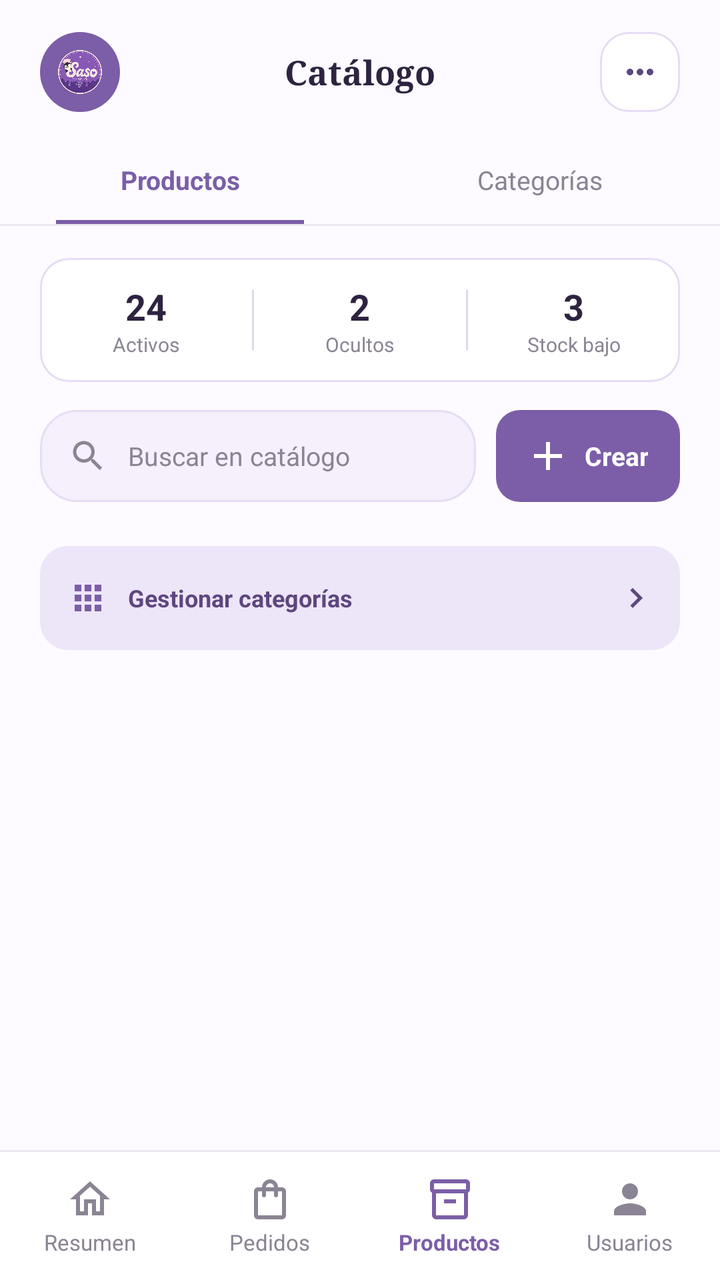
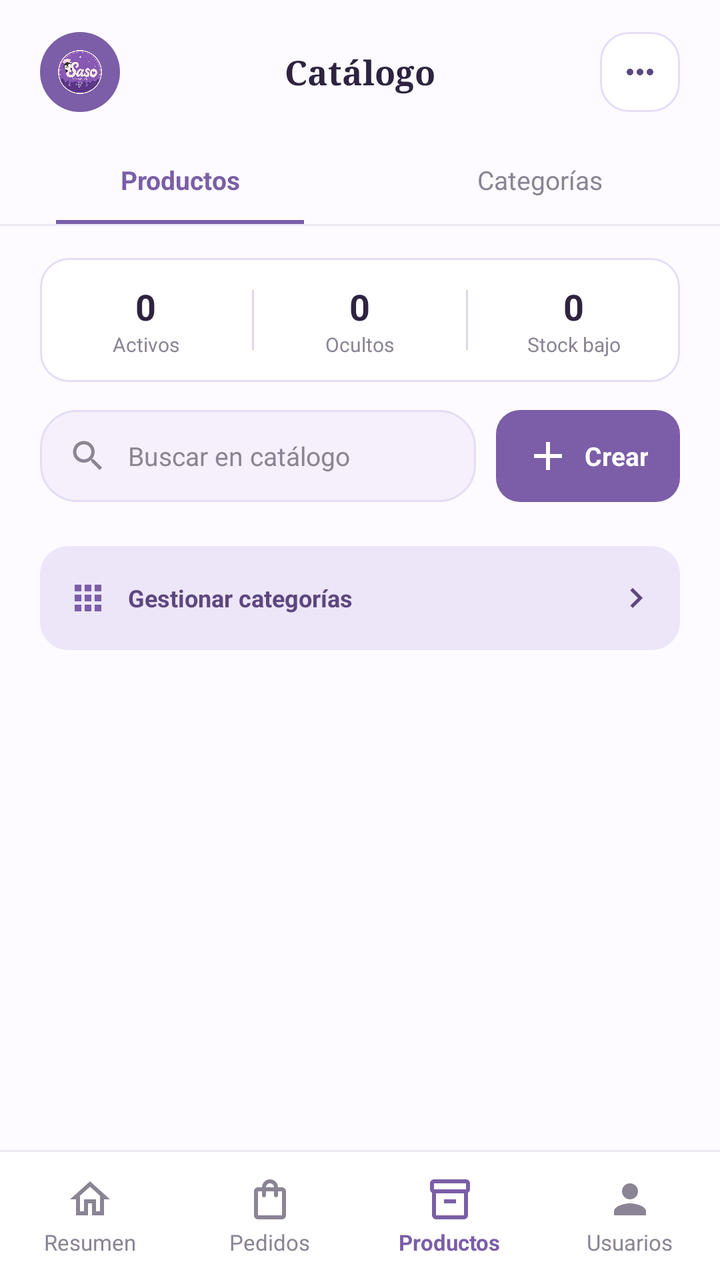

An Android layout rendered at two revisions. The XML below is the earlier revision; the diff shows what the commit changed to produce the second picture.
<!-- AndroidManifest.xml: application theme Theme.SasoBakeryApp -->
<!-- res/layout/activity_productos_categorias.xml -->
<?xml version="1.0" encoding="utf-8"?>
<androidx.constraintlayout.widget.ConstraintLayout
    xmlns:android="http://schemas.android.com/apk/res/android"
    xmlns:app="http://schemas.android.com/apk/res-auto"
    xmlns:tools="http://schemas.android.com/tools"
    android:id="@+id/main"
    android:layout_width="match_parent"
    android:layout_height="match_parent"
    android:background="#FDFBFF"
    tools:context=".ProductosCategoriasActivity">

    <ImageView
        android:id="@+id/ivLogo"
        android:layout_width="40dp"
        android:layout_height="40dp"
        android:layout_marginStart="20dp"
        android:layout_marginTop="16dp"
        android:background="@drawable/bg_users_logo"
        android:contentDescription="@null"
        android:padding="9dp"
        android:src="@drawable/ic_logo_mark"
        app:layout_constraintStart_toStartOf="parent"
        app:layout_constraintTop_toTopOf="parent" />

    <TextView
        android:id="@+id/tvTitle"
        android:layout_width="wrap_content"
        android:layout_height="wrap_content"
        android:fontFamily="serif"
        android:text="Catálogo"
        android:textColor="#2E2340"
        android:textSize="17sp"
        android:textStyle="bold"
        app:layout_constraintBottom_toBottomOf="@id/ivLogo"
        app:layout_constraintEnd_toEndOf="parent"
        app:layout_constraintStart_toStartOf="parent"
        app:layout_constraintTop_toTopOf="@id/ivLogo" />

    <FrameLayout
        android:id="@+id/btnMenu"
        android:layout_width="40dp"
        android:layout_height="40dp"
        android:layout_marginEnd="20dp"
        android:background="@drawable/bg_users_input"
        android:clickable="true"
        android:focusable="true"
        app:layout_constraintBottom_toBottomOf="@id/ivLogo"
        app:layout_constraintEnd_toEndOf="parent"
        app:layout_constraintTop_toTopOf="@id/ivLogo">

        <ImageView
            android:layout_width="20dp"
            android:layout_height="20dp"
            android:layout_gravity="center"
            android:contentDescription="@null"
            android:src="@drawable/ic_more"
            android:tint="#5D477F" />
    </FrameLayout>

    <LinearLayout
        android:id="@+id/tabs"
        android:layout_width="0dp"
        android:layout_height="44dp"
        android:layout_marginTop="12dp"
        android:orientation="horizontal"
        app:layout_constraintEnd_toEndOf="parent"
        app:layout_constraintStart_toStartOf="parent"
        app:layout_constraintTop_toBottomOf="@id/ivLogo">

        <FrameLayout
            android:id="@+id/tabProductos"
            android:layout_width="0dp"
            android:layout_height="match_parent"
            android:layout_weight="1"
            android:clickable="true"
            android:focusable="true">

            <TextView
                android:layout_width="match_parent"
                android:layout_height="match_parent"
                android:gravity="center"
                android:text="Productos"
                android:textColor="#7B5EA7"
                android:textSize="13sp"
                android:textStyle="bold" />

            <View
                android:layout_width="match_parent"
                android:layout_height="2dp"
                android:layout_gravity="bottom"
                android:layout_marginStart="28dp"
                android:layout_marginEnd="28dp"
                android:background="#7B5EA7" />
        </FrameLayout>

        <FrameLayout
            android:id="@+id/tabCategorias"
            android:layout_width="0dp"
            android:layout_height="match_parent"
            android:layout_weight="1"
            android:clickable="true"
            android:focusable="true">

            <TextView
                android:layout_width="match_parent"
                android:layout_height="match_parent"
                android:gravity="center"
                android:text="Categorías"
                android:textColor="#8A8494"
                android:textSize="13sp" />
        </FrameLayout>
    </LinearLayout>

    <View
        android:id="@+id/tabsDivider"
        android:layout_width="0dp"
        android:layout_height="1dp"
        android:background="#EEE8F4"
        app:layout_constraintEnd_toEndOf="parent"
        app:layout_constraintStart_toStartOf="parent"
        app:layout_constraintTop_toBottomOf="@id/tabs" />

    <ScrollView
        android:id="@+id/scrollCatalogo"
        android:layout_width="0dp"
        android:layout_height="0dp"
        android:overScrollMode="never"
        android:scrollbars="none"
        app:layout_constraintBottom_toTopOf="@id/bottomDivider"
        app:layout_constraintEnd_toEndOf="parent"
        app:layout_constraintStart_toStartOf="parent"
        app:layout_constraintTop_toBottomOf="@id/tabsDivider">

        <LinearLayout
            android:layout_width="match_parent"
            android:layout_height="wrap_content"
            android:orientation="vertical"
            android:paddingStart="20dp"
            android:paddingTop="16dp"
            android:paddingEnd="20dp"
            android:paddingBottom="20dp">

            <LinearLayout
                android:layout_width="match_parent"
                android:layout_height="wrap_content"
                android:background="@drawable/bg_users_input"
                android:gravity="center_vertical"
                android:orientation="horizontal"
                android:paddingTop="12dp"
                android:paddingBottom="12dp">

                <LinearLayout
                    android:layout_width="0dp"
                    android:layout_height="wrap_content"
                    android:layout_weight="1"
                    android:gravity="center"
                    android:orientation="vertical">

                    <TextView
                        android:layout_width="wrap_content"
                        android:layout_height="wrap_content"
                        android:text="24"
                        android:textColor="#2E2340"
                        android:textSize="18sp"
                        android:textStyle="bold" />

                    <TextView
                        android:layout_width="wrap_content"
                        android:layout_height="wrap_content"
                        android:text="Activos"
                        android:textColor="#8A8494"
                        android:textSize="10sp" />
                </LinearLayout>

                <View
                    android:layout_width="1dp"
                    android:layout_height="30dp"
                    android:background="#E0D6F0" />

                <LinearLayout
                    android:layout_width="0dp"
                    android:layout_height="wrap_content"
                    android:layout_weight="1"
                    android:gravity="center"
                    android:orientation="vertical">

                    <TextView
                        android:layout_width="wrap_content"
                        android:layout_height="wrap_content"
                        android:text="2"
                        android:textColor="#2E2340"
                        android:textSize="18sp"
                        android:textStyle="bold" />

                    <TextView
                        android:layout_width="wrap_content"
                        android:layout_height="wrap_content"
                        android:text="Ocultos"
                        android:textColor="#8A8494"
                        android:textSize="10sp" />
                </LinearLayout>

                <View
                    android:layout_width="1dp"
                    android:layout_height="30dp"
                    android:background="#E0D6F0" />

                <LinearLayout
                    android:layout_width="0dp"
                    android:layout_height="wrap_content"
                    android:layout_weight="1"
                    android:gravity="center"
                    android:orientation="vertical">

                    <TextView
                        android:layout_width="wrap_content"
                        android:layout_height="wrap_content"
                        android:text="3"
                        android:textColor="#2E2340"
                        android:textSize="18sp"
                        android:textStyle="bold" />

                    <TextView
                        android:layout_width="wrap_content"
                        android:layout_height="wrap_content"
                        android:text="Stock bajo"
                        android:textColor="#8A8494"
                        android:textSize="10sp" />
                </LinearLayout>
            </LinearLayout>

            <LinearLayout
                android:layout_width="match_parent"
                android:layout_height="46dp"
                android:layout_marginTop="14dp"
                android:orientation="horizontal">

                <LinearLayout
                    android:layout_width="0dp"
                    android:layout_height="match_parent"
                    android:layout_weight="1"
                    android:background="@drawable/bg_users_stats"
                    android:gravity="center_vertical"
                    android:orientation="horizontal"
                    android:paddingStart="14dp"
                    android:paddingEnd="14dp">

                    <ImageView
                        android:layout_width="20dp"
                        android:layout_height="20dp"
                        android:contentDescription="@null"
                        android:src="@drawable/ic_search"
                        android:tint="#8A8494" />

                    <EditText
                        android:id="@+id/etBuscar"
                        android:layout_width="0dp"
                        android:layout_height="match_parent"
                        android:layout_marginStart="10dp"
                        android:layout_weight="1"
                        android:background="@null"
                        android:hint="Buscar en catálogo"
                        android:imeOptions="actionSearch"
                        android:importantForAutofill="no"
                        android:inputType="text"
                        android:maxLines="1"
                        android:textColor="#2E2340"
                        android:textColorHint="#8A8494"
                        android:textSize="13sp" />
                </LinearLayout>

                <TextView
                    android:id="@+id/btnCrear"
                    android:layout_width="wrap_content"
                    android:layout_height="match_parent"
                    android:layout_marginStart="10dp"
                    android:background="@drawable/bg_users_button"
                    android:clickable="true"
                    android:drawableStart="@drawable/ic_add"
                    android:drawablePadding="6dp"
                    android:drawableTint="#FFFFFF"
                    android:focusable="true"
                    android:gravity="center"
                    android:paddingStart="14dp"
                    android:paddingEnd="16dp"
                    android:text="Crear"
                    android:textColor="#FFFFFF"
                    android:textSize="13sp"
                    android:textStyle="bold" />
            </LinearLayout>

            <androidx.recyclerview.widget.RecyclerView
                android:id="@+id/rvProductos"
                android:layout_width="match_parent"
                android:layout_height="wrap_content"
                android:layout_marginTop="6dp"
                android:nestedScrollingEnabled="false"
                android:overScrollMode="never" />

            <LinearLayout
                android:id="@+id/btnGestionarCategorias"
                android:layout_width="match_parent"
                android:layout_height="52dp"
                android:layout_marginTop="16dp"
                android:background="@drawable/bg_catalogo_manage"
                android:clickable="true"
                android:focusable="true"
                android:gravity="center_vertical"
                android:orientation="horizontal"
                android:paddingStart="14dp"
                android:paddingEnd="12dp">

                <ImageView
                    android:layout_width="20dp"
                    android:layout_height="20dp"
                    android:contentDescription="@null"
                    android:src="@drawable/ic_grid"
                    android:tint="#7B5EA7" />

                <TextView
                    android:layout_width="0dp"
                    android:layout_height="wrap_content"
                    android:layout_marginStart="10dp"
                    android:layout_weight="1"
                    android:text="Gestionar categorías"
                    android:textColor="#5D477F"
                    android:textSize="12sp"
                    android:textStyle="bold" />

                <ImageView
                    android:layout_width="20dp"
                    android:layout_height="20dp"
                    android:contentDescription="@null"
                    android:src="@drawable/ic_chevron_right"
                    android:tint="#5D477F" />
            </LinearLayout>
        </LinearLayout>
    </ScrollView>

    <View
        android:id="@+id/bottomDivider"
        android:layout_width="0dp"
        android:layout_height="1dp"
        android:background="#EEE8F4"
        app:layout_constraintBottom_toTopOf="@id/bottomBar"
        app:layout_constraintEnd_toEndOf="parent"
        app:layout_constraintStart_toStartOf="parent" />

    <LinearLayout
        android:id="@+id/bottomBar"
        android:layout_width="0dp"
        android:layout_height="64dp"
        android:background="#FFFFFF"
        android:orientation="horizontal"
        app:layout_constraintBottom_toBottomOf="parent"
        app:layout_constraintEnd_toEndOf="parent"
        app:layout_constraintStart_toStartOf="parent">

        <LinearLayout
            android:id="@+id/navResumen"
            android:layout_width="0dp"
            android:layout_height="match_parent"
            android:layout_weight="1"
            android:background="?attr/selectableItemBackground"
            android:clickable="true"
            android:focusable="true"
            android:gravity="center"
            android:orientation="vertical">

            <ImageView
                android:layout_width="24dp"
                android:layout_height="24dp"
                android:contentDescription="@null"
                android:src="@drawable/ic_home"
                android:tint="#8A8494" />

            <TextView
                android:layout_width="wrap_content"
                android:layout_height="wrap_content"
                android:layout_marginTop="2dp"
                android:text="Resumen"
                android:textColor="#8A8494"
                android:textSize="11sp" />
        </LinearLayout>

        <LinearLayout
            android:id="@+id/navPedidos"
            android:layout_width="0dp"
            android:layout_height="match_parent"
            android:layout_weight="1"
            android:background="?attr/selectableItemBackground"
            android:clickable="true"
            android:focusable="true"
            android:gravity="center"
            android:orientation="vertical">

            <ImageView
                android:layout_width="24dp"
                android:layout_height="24dp"
                android:contentDescription="@null"
                android:src="@drawable/ic_bag"
                android:tint="#8A8494" />

            <TextView
                android:layout_width="wrap_content"
                android:layout_height="wrap_content"
                android:layout_marginTop="2dp"
                android:text="Pedidos"
                android:textColor="#8A8494"
                android:textSize="11sp" />
        </LinearLayout>

        <LinearLayout
            android:id="@+id/navProductos"
            android:layout_width="0dp"
            android:layout_height="match_parent"
            android:layout_weight="1"
            android:background="?attr/selectableItemBackground"
            android:clickable="true"
            android:focusable="true"
            android:gravity="center"
            android:orientation="vertical">

            <ImageView
                android:layout_width="24dp"
                android:layout_height="24dp"
                android:contentDescription="@null"
                android:src="@drawable/ic_box"
                android:tint="#7B5EA7" />

            <TextView
                android:layout_width="wrap_content"
                android:layout_height="wrap_content"
                android:layout_marginTop="2dp"
                android:text="Productos"
                android:textColor="#7B5EA7"
                android:textSize="11sp"
                android:textStyle="bold" />
        </LinearLayout>

        <LinearLayout
            android:id="@+id/navUsuarios"
            android:layout_width="0dp"
            android:layout_height="match_parent"
            android:layout_weight="1"
            android:background="?attr/selectableItemBackground"
            android:clickable="true"
            android:focusable="true"
            android:gravity="center"
            android:orientation="vertical">

            <ImageView
                android:layout_width="24dp"
                android:layout_height="24dp"
                android:contentDescription="@null"
                android:src="@drawable/ic_person"
                android:tint="#8A8494" />

            <TextView
                android:layout_width="wrap_content"
                android:layout_height="wrap_content"
                android:layout_marginTop="2dp"
                android:text="Usuarios"
                android:textColor="#8A8494"
                android:textSize="11sp" />
        </LinearLayout>
    </LinearLayout>
</androidx.constraintlayout.widget.ConstraintLayout>
<!-- resources referenced by this layout -->
<resources>
  <!-- drawable bg_catalogo_manage (drawable) -->
  <?xml version="1.0" encoding="utf-8"?>
  <shape xmlns:android="http://schemas.android.com/apk/res/android" android:shape="rectangle">
      <solid android:color="#EDE5F8" />
      <corners android:radius="14dp" />
  </shape>
  <!-- drawable bg_users_button (drawable) -->
  <?xml version="1.0" encoding="utf-8"?>
  <shape xmlns:android="http://schemas.android.com/apk/res/android" android:shape="rectangle">
      <solid android:color="#7B5EA7" />
      <corners android:radius="12dp" />
  </shape>
  <!-- drawable bg_users_input (drawable) -->
  <?xml version="1.0" encoding="utf-8"?>
  <shape xmlns:android="http://schemas.android.com/apk/res/android" android:shape="rectangle">
      <solid android:color="#FFFFFF" />
      <stroke android:width="1dp" android:color="#E6DDF5" />
      <corners android:radius="14dp" />
  </shape>
  <!-- drawable bg_users_logo (drawable) -->
  <?xml version="1.0" encoding="utf-8"?>
  <shape xmlns:android="http://schemas.android.com/apk/res/android" android:shape="oval">
      <solid android:color="#7B5EA7" />
  </shape>
  <!-- drawable bg_users_stats (drawable) -->
  <?xml version="1.0" encoding="utf-8"?>
  <shape xmlns:android="http://schemas.android.com/apk/res/android" android:shape="rectangle">
      <solid android:color="#F5F0FB" />
      <stroke android:width="1dp" android:color="#E6DDF5" />
      <corners android:radius="18dp" />
  </shape>
  <!-- drawable ic_add (drawable) -->
  <?xml version="1.0" encoding="utf-8"?>
  <vector xmlns:android="http://schemas.android.com/apk/res/android"
      android:width="24dp" android:height="24dp"
      android:viewportWidth="24" android:viewportHeight="24">
      <path android:fillColor="#FF000000"
          android:pathData="M19,13h-6v6h-2v-6H5v-2h6V5h2v6h6v2z" />
  </vector>
  <!-- drawable ic_chevron_right (drawable) -->
  <?xml version="1.0" encoding="utf-8"?>
  <vector xmlns:android="http://schemas.android.com/apk/res/android"
      android:width="24dp" android:height="24dp"
      android:viewportWidth="24" android:viewportHeight="24">
      <path android:fillColor="#FF000000"
          android:pathData="M10,6L8.59,7.41 13.17,12l-4.58,4.59L10,18l6,-6z" />
  </vector>
  <!-- drawable ic_grid (drawable) -->
  <?xml version="1.0" encoding="utf-8"?>
  <vector xmlns:android="http://schemas.android.com/apk/res/android"
      android:width="24dp" android:height="24dp"
      android:viewportWidth="24" android:viewportHeight="24">
      <path android:fillColor="#FF000000"
          android:pathData="M4,8h4V4H4v4zM10,20h4v-4h-4v4zM4,20h4v-4H4v4zM4,14h4v-4H4v4zM10,14h4v-4h-4v4zM16,4v4h4V4h-4zM10,8h4V4h-4v4zM16,14h4v-4h-4v4zM16,20h4v-4h-4v4z" />
  </vector>
  <!-- drawable ic_home (drawable) -->
  <?xml version="1.0" encoding="utf-8"?>
  <vector xmlns:android="http://schemas.android.com/apk/res/android"
      android:width="24dp" android:height="24dp"
      android:viewportWidth="24" android:viewportHeight="24">
      <path android:fillColor="#FF000000"
          android:pathData="M12,5.69l5,4.5V18h-2v-6H9v6H7v-7.81l5,-4.5M12,3L2,12h3v8h6v-6h2v6h6v-8h3L12,3z" />
  </vector>
  <!-- drawable ic_logo_mark (drawable) -->
  <?xml version="1.0" encoding="utf-8"?>
  <bitmap xmlns:android="http://schemas.android.com/apk/res/android"
      android:src="@drawable/logo_saso" />
  <!-- drawable ic_person (drawable) -->
  <?xml version="1.0" encoding="utf-8"?>
  <vector xmlns:android="http://schemas.android.com/apk/res/android"
      android:width="24dp"
      android:height="24dp"
      android:viewportWidth="24"
      android:viewportHeight="24">
      <path
          android:fillColor="#FF000000"
          android:pathData="M12,12c2.21,0 4,-1.79 4,-4s-1.79,-4 -4,-4 -4,1.79 -4,4 1.79,4 4,4zM12,14c-2.67,0 -8,1.34 -8,4v2h16v-2c0,-2.66 -5.33,-4 -8,-4z" />
  </vector>
  <style name="Theme.SasoBakeryApp" parent="Base.Theme.SasoBakeryApp" />
  <style name="Base.Theme.SasoBakeryApp" parent="Theme.Material3.DayNight.NoActionBar">
          
          
      </style>
  <!-- unchanged entries left out for length: 5 -->
</resources>

<!-- the commit's change to res/layout/activity_productos_categorias.xml (unified diff, before → after) -->
@@ -157,9 +157,10 @@
                     android:orientation="vertical">
 
                     <TextView
-                        android:layout_width="wrap_content"
-                        android:layout_height="wrap_content"
-                        android:text="24"
+                        android:id="@+id/tvActivos"
+                        android:layout_width="wrap_content"
+                        android:layout_height="wrap_content"
+                        android:text="0"
                         android:textColor="#2E2340"
                         android:textSize="18sp"
                         android:textStyle="bold" />
@@ -185,9 +186,10 @@
                     android:orientation="vertical">
 
                     <TextView
-                        android:layout_width="wrap_content"
-                        android:layout_height="wrap_content"
-                        android:text="2"
+                        android:id="@+id/tvOcultos"
+                        android:layout_width="wrap_content"
+                        android:layout_height="wrap_content"
+                        android:text="0"
                         android:textColor="#2E2340"
                         android:textSize="18sp"
                         android:textStyle="bold" />
@@ -213,9 +215,10 @@
                     android:orientation="vertical">
 
                     <TextView
-                        android:layout_width="wrap_content"
-                        android:layout_height="wrap_content"
-                        android:text="3"
+                        android:id="@+id/tvStockBajo"
+                        android:layout_width="wrap_content"
+                        android:layout_height="wrap_content"
+                        android:text="0"
                         android:textColor="#2E2340"
                         android:textSize="18sp"
                         android:textStyle="bold" />
